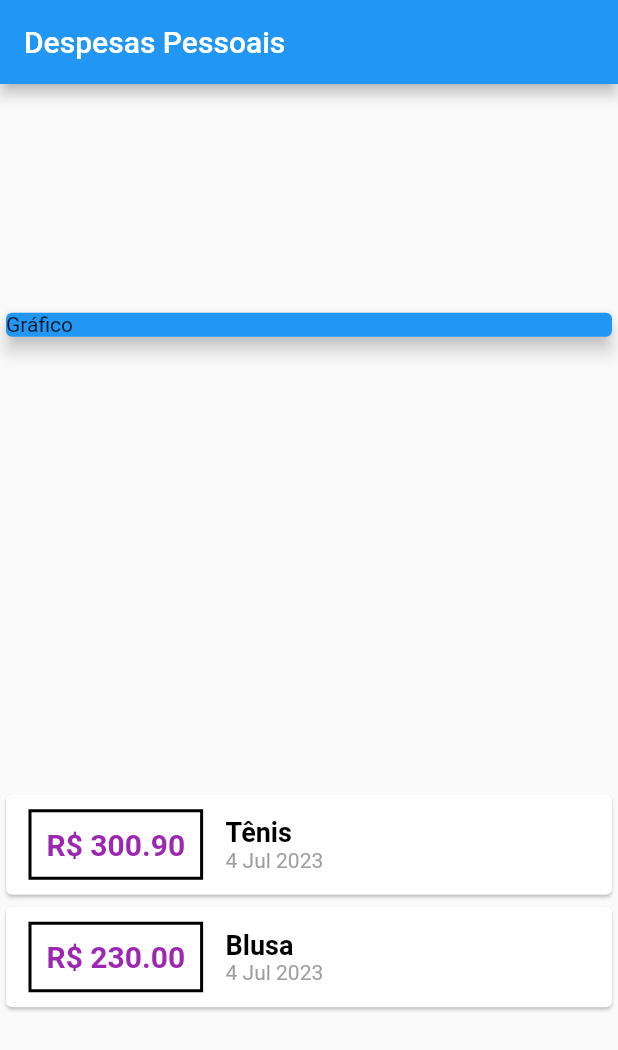
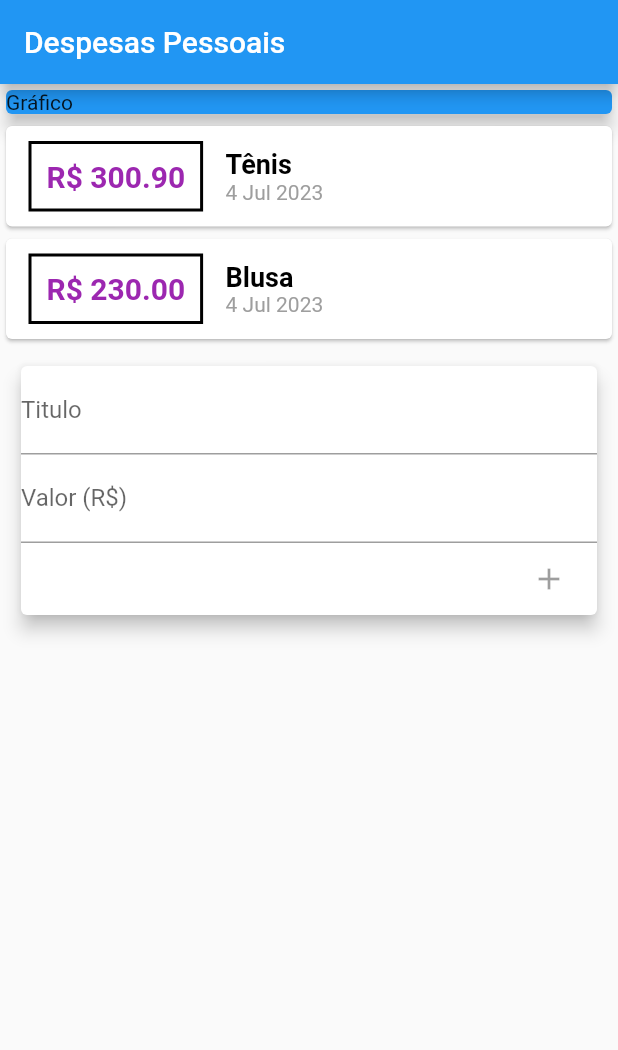
Before and after one commit to guilhermeoliveirac/App_despesas, a Flutter app: the screen it shows after launch, on a phone screen of 412 x 824 dp. Shown: the top 1050 px of the screen. Run offline on Flutter 3.47's test engine with Material 2 defaults, Android fonts, the phone set to English and light mode, and no system bars.

Commit message:
adicionando Button para adicionar valores

```diff
--- a/lib/main.dart
+++ b/lib/main.dart
@@ -26,16 +26,16 @@ class MyHomePage extends StatelessWidget {
   @override
   Widget build(BuildContext context) {
     return Scaffold(
-        appBar: AppBar(
-          title: const Text('Despesas Pessoais'),
-        ),
-        body: Column(
-          mainAxisAlignment: MainAxisAlignment.spaceAround,
+      appBar: AppBar(
+        title: const Text('Despesas Pessoais'),
+      ),
+      body: Column(
+          //mainAxisAlignment: MainAxisAlignment.spaceAround,
           crossAxisAlignment: CrossAxisAlignment.stretch,
           children: [
             Container(
               width: double.infinity,
-              child:const Card(
+              child: const Card(
                 color: Colors.blue,
                 child: Text('Gráfico'),
                 elevation: 5,
@@ -46,14 +46,14 @@ class MyHomePage extends StatelessWidget {
                 return Card(
                   child: Row(children: [
                     Container(
-                      margin:
-                          const EdgeInsets.symmetric(horizontal: 15, vertical: 10),
+                      margin: const EdgeInsets.symmetric(
+                          horizontal: 15, vertical: 10),
                       decoration: BoxDecoration(
                           border: Border.all(
                         color: Colors.black,
                         width: 2,
                       )),
-                      padding:const  EdgeInsets.all(10),
+                      padding: const EdgeInsets.all(10),
                       child: Text(
                         'R\$ ${tr.value.toStringAsFixed(2)}',
                         style: const TextStyle(
@@ -69,7 +69,9 @@ class MyHomePage extends StatelessWidget {
                         Text(
                           tr.title,
                           style: const TextStyle(
-                              color: Colors.black, fontWeight: FontWeight.bold, fontSize: 18),
+                              color: Colors.black,
+                              fontWeight: FontWeight.bold,
+                              fontSize: 18),
                         ),
                         Text(
                           DateFormat('d MMM y').format(tr.date),
@@ -80,8 +82,34 @@ class MyHomePage extends StatelessWidget {
                   ]),
                 );
               }).toList(),
+            ),
+            const Padding(
+              padding: EdgeInsets.all(10),
+              child: Card(
+                  elevation: 5,
+                  child: Column(
+                    children: [
+                      TextField(
+                        decoration: InputDecoration(labelText: 'Titulo'),
+                      ),
+                      TextField(
+                        decoration: InputDecoration(labelText: 'Valor (R\$)'),
+                      ),
+                      Row(
+                        mainAxisAlignment: MainAxisAlignment.end,
+                        children: [
+
+                          TextButton(
+                            //style: TextButton.styleFrom(foregroundColor: Colors.green)
+                            //ButtonStyle(backgroundColor: MaterialStatePropertyAll(Colors.purple)),
+                            child: Icon(Icons.add), onPressed: null ),
+                        ],
+                      )
+
+                    ],
+                  )),
             )
-          ],
-        ));
+          ]),
+    );
   }
 }
```
